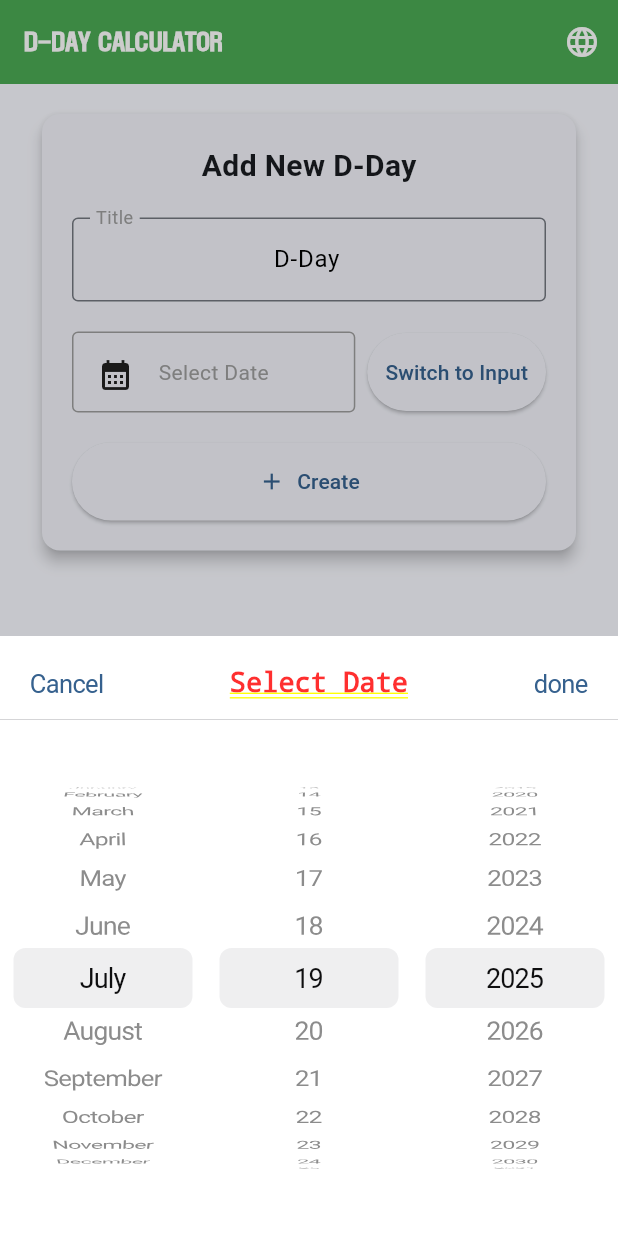
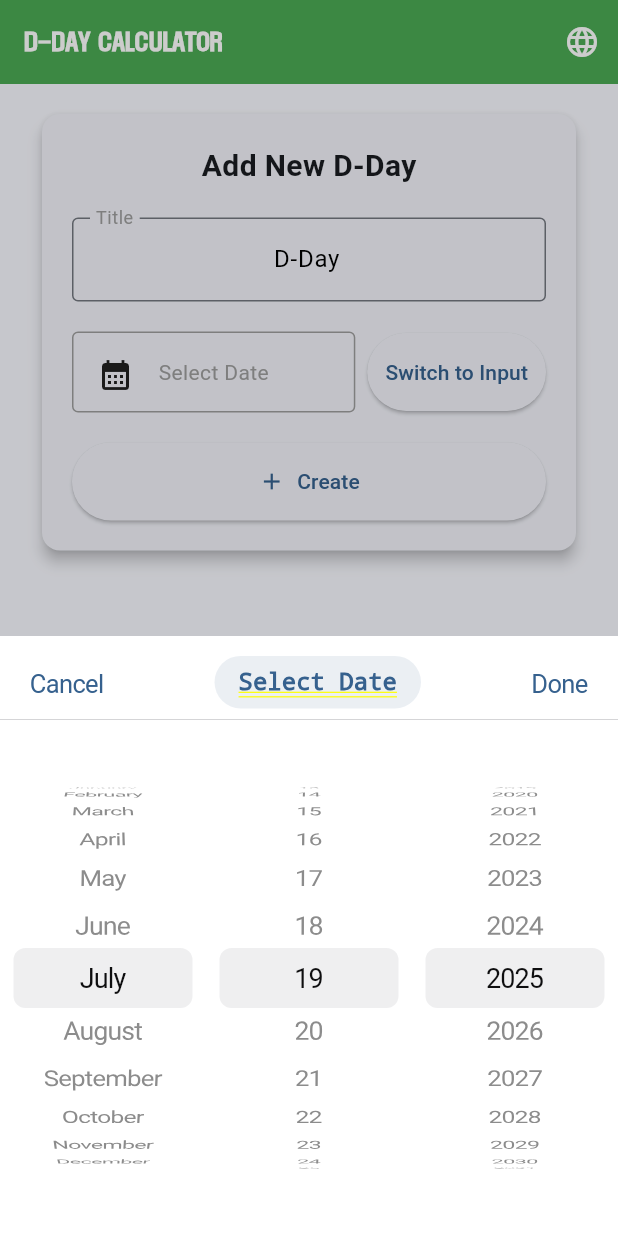
Before and after one commit to callmenomad/ddaycalc, a Flutter app: the screen it shows after launch, after a tap on "Select Date", on a phone screen of 412 x 824 dp. Run offline on Flutter 3.47's test engine with Material 3 defaults, Android fonts, the phone set to English and light mode, and no system bars.

Commit message:
✨ Add Material design header to date picker with language-specific capitalization

```diff
--- a/lib/main.dart
+++ b/lib/main.dart
@@ -90,6 +90,7 @@ class _DDayCalculatorPageState extends State<DDayCalculatorPage> {
         'ok': 'OK',
         'dateFormat': 'Date Format',
         'invalidDate': 'Invalid date format',
+        'done': 'Done',
       },
           '한국어': {
         'appTitle': '디데이 계산기',
@@ -105,6 +106,7 @@ class _DDayCalculatorPageState extends State<DDayCalculatorPage> {
         'ok': '확인',
         'dateFormat': '날짜 형식',
         'invalidDate': '잘못된 날짜 형식',
+        'done': '완료',
       },
           '日本語': {
         'appTitle': 'D-DAY計算機',
@@ -120,6 +122,7 @@ class _DDayCalculatorPageState extends State<DDayCalculatorPage> {
         'ok': 'OK',
         'dateFormat': '日付形式',
         'invalidDate': '無効な日付形式',
+        'done': '完了',
       },
           '中文': {
         'appTitle': 'D日计算器',
@@ -135,6 +138,7 @@ class _DDayCalculatorPageState extends State<DDayCalculatorPage> {
         'ok': '确定',
         'dateFormat': '日期格式',
         'invalidDate': '无效的日期格式',
+        'done': '完成',
       },
           'Español': {
         'appTitle': 'CALCULADORA D-DAY',
@@ -150,6 +154,7 @@ class _DDayCalculatorPageState extends State<DDayCalculatorPage> {
         'ok': 'Aceptar',
         'dateFormat': 'Formato de fecha',
         'invalidDate': 'Formato de fecha inválido',
+        'done': 'Hecho',
       },
           'Português': {
         'appTitle': 'CALCULADORA D-DAY',
@@ -165,6 +170,7 @@ class _DDayCalculatorPageState extends State<DDayCalculatorPage> {
         'ok': 'OK',
         'dateFormat': 'Formato de data',
         'invalidDate': 'Formato de data inválido',
+        'done': 'Feito',
       },
           'Français': {
         'appTitle': 'CALCULATRICE D-DAY',
@@ -180,6 +186,7 @@ class _DDayCalculatorPageState extends State<DDayCalculatorPage> {
         'ok': 'OK',
         'dateFormat': 'Format de date',
         'invalidDate': 'Format de date invalide',
+        'done': 'Terminé',
       },
     'Tiếng Việt': {
       'appTitle': 'MÁY TÍNH D-DAY',
@@ -195,6 +202,7 @@ class _DDayCalculatorPageState extends State<DDayCalculatorPage> {
       'ok': 'OK',
       'dateFormat': 'Định dạng ngày',
       'invalidDate': 'Định dạng ngày không hợp lệ',
+      'done': 'Xong',
     },
     'ไทย': {
       'appTitle': 'เครื่องคำนวณ D-DAY',
@@ -210,6 +218,7 @@ class _DDayCalculatorPageState extends State<DDayCalculatorPage> {
       'ok': 'ตกลง',
       'dateFormat': 'รูปแบบวันที่',
       'invalidDate': 'รูปแบบวันที่ไม่ถูกต้อง',
+      'done': 'เสร็จแล้ว',
     },
     'Tagalog': {
       'appTitle': 'D-DAY CALCULATOR',
@@ -225,6 +234,7 @@ class _DDayCalculatorPageState extends State<DDayCalculatorPage> {
       'ok': 'OK',
       'dateFormat': 'Format ng Petsa',
       'invalidDate': 'Hindi wastong format ng petsa',
+      'done': 'Tapos na',
     },
     'Bahasa Indonesia': {
       'appTitle': 'KALKULATOR D-DAY',
@@ -240,6 +250,7 @@ class _DDayCalculatorPageState extends State<DDayCalculatorPage> {
       'ok': 'OK',
       'dateFormat': 'Format Tanggal',
       'invalidDate': 'Format tanggal tidak valid',
+      'done': 'Selesai',
     },
   };
 
@@ -449,6 +460,24 @@ class _DDayCalculatorPageState extends State<DDayCalculatorPage> {
     return _translations[widget.currentLanguage]?[key] ?? key;
   }
 
+  String _getCapitalizedSelectDate() {
+    String selectDateText = _t('selectDate');
+
+    // 한국어, 일본어, 중국어는 그대로 유지
+    if (widget.currentLanguage == '한국어' ||
+        widget.currentLanguage == '日本語' ||
+        widget.currentLanguage == '中文') {
+      return selectDateText;
+    }
+
+    // 다른 언어들은 첫 글자를 대문자로 변경
+    if (selectDateText.isNotEmpty) {
+      return selectDateText[0].toUpperCase() + selectDateText.substring(1);
+    }
+
+    return selectDateText;
+  }
+
   String _formatDate(DateTime date) {
     final dateFormat = _dateFormats[widget.currentLanguage];
     if (dateFormat == null) {
@@ -901,11 +930,19 @@ class _DDayCalculatorPageState extends State<DDayCalculatorPage> {
                           Navigator.of(context).pop();
                         },
                       ),
-                      Text(
-                        _t('selectDate'),
-                        style: const TextStyle(
-                          fontSize: 18,
-                          fontWeight: FontWeight.w600,
+                      Container(
+                        padding: const EdgeInsets.symmetric(horizontal: 16, vertical: 8),
+                        decoration: BoxDecoration(
+                          color: Theme.of(context).primaryColor.withOpacity(0.1),
+                          borderRadius: BorderRadius.circular(20),
+                        ),
+                        child: Text(
+                          _getCapitalizedSelectDate(),
+                          style: TextStyle(
+                            fontSize: 16,
+                            fontWeight: FontWeight.w600,
+                            color: Theme.of(context).primaryColor,
+                          ),
                         ),
                       ),
                       CupertinoButton(
```
